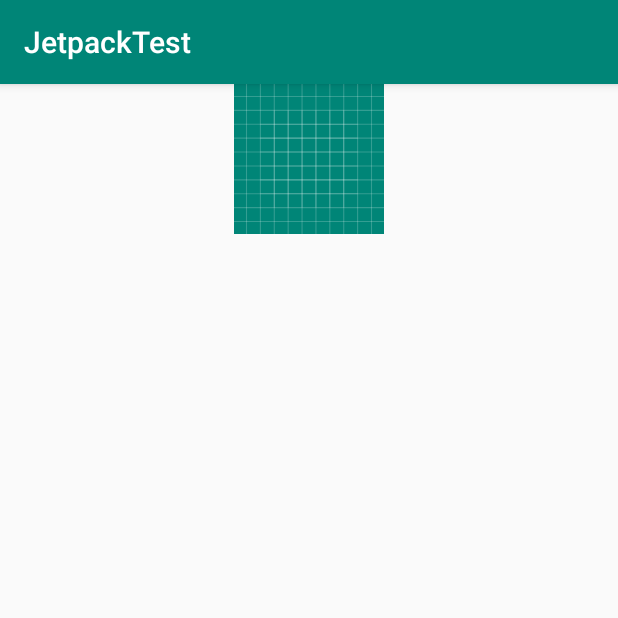
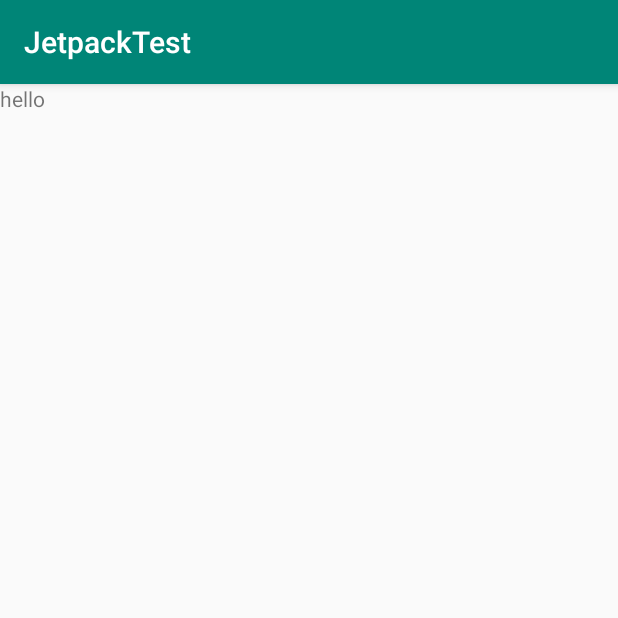
Before and after one commit to xingxingxiaoyu/JetpackTest, an Android app: the screen it shows after launch (HiltActivity before the commit, AnimatorActivity after it), on a phone screen of 412 x 824 dp, the top half of it. Run offline under Robolectric (Android 15) with nearby library versions, the light colour scheme and no system bars; our stand-ins replace Dagger/Hilt's generated code, Room's generated code; libraries missing offline, so code that uses them is left out: com.squareup.leakcanary; 1 statement that could not run was skipped.

Commit message:
animator

```diff
--- a/app/src/main/java/com/example/jetpacktest/BaseApplication.java
+++ b/app/src/main/java/com/example/jetpacktest/BaseApplication.java
@@ -24,6 +24,7 @@ public class BaseApplication extends Application {
                 this,
                 AppDatabase.class, "database-name"
         ).build();
+
         RefWatcher watcher = LeakCanary.install(this);
     }
 
--- /dev/null
+++ b/app/src/main/java/com/example/jetpacktest/animator/AnimatorActivity.kt
@@ -0,0 +1,23 @@
+package com.example.jetpacktest.animator
+
+import android.animation.ValueAnimator
+import android.os.Bundle
+import android.view.View
+import androidx.appcompat.app.AppCompatActivity
+import com.example.jetpacktest.R
+
+
+class AnimatorActivity : AppCompatActivity() {
+    override fun onCreate(savedInstanceState: Bundle?) {
+        super.onCreate(savedInstanceState)
+        setContentView(R.layout.activity_animator)
+        val tv: MyTextView = findViewById(R.id.tv_name)
+        tv.setOnClickListener(object : View.OnClickListener {
+            override fun onClick(v: View) {
+                val valueAnimator = ValueAnimator.ofInt(0, 300).setDuration(2000)
+                valueAnimator.addUpdateListener { animation -> v.setTranslationY((animation.animatedValue as Int).toFloat()) }
+                valueAnimator.start()
+            }
+        })
+    }
+}
--- /dev/null
+++ b/app/src/main/java/com/example/jetpacktest/animator/MyFrameLayout.java
@@ -0,0 +1,62 @@
+package com.example.jetpacktest.animator;
+
+import android.content.Context;
+import android.graphics.Canvas;
+import android.util.AttributeSet;
+import android.util.Log;
+import android.widget.FrameLayout;
+
+import androidx.annotation.NonNull;
+import androidx.annotation.Nullable;
+
+/**
+ * display:
+ *
+ * @author DELL3620
+ * @date 2020/10/14
+ */
+public class MyFrameLayout extends FrameLayout {
+    public static final String TAG = "MyFrameLayout";
+    public MyFrameLayout(@NonNull Context context) {
+        super(context);
+    }
+
+    public MyFrameLayout(@NonNull Context context, @Nullable AttributeSet attrs) {
+        super(context, attrs);
+    }
+
+    public MyFrameLayout(@NonNull Context context, @Nullable AttributeSet attrs, int defStyleAttr) {
+        super(context, attrs, defStyleAttr);
+    }
+
+    public MyFrameLayout(@NonNull Context context, @Nullable AttributeSet attrs, int defStyleAttr, int defStyleRes) {
+        super(context, attrs, defStyleAttr, defStyleRes);
+    }
+
+    @Override
+    protected void dispatchDraw(Canvas canvas) {
+        super.dispatchDraw(canvas);
+//        Log.d(TAG, "dispatchDraw: ", new RuntimeException());
+        Log.d(TAG, "dispatchDraw: ");
+    }
+
+
+    @Override
+    protected void onDraw(Canvas canvas) {
+        super.onDraw(canvas);
+        Log.d(TAG, "onDraw: ");
+    }
+
+
+    @Override
+    protected void onLayout(boolean changed, int left, int top, int right, int bottom) {
+        super.onLayout(changed, left, top, right, bottom);
+        Log.d(TAG, "onLayout: ");
+    }
+
+    @Override
+    protected void onMeasure(int widthMeasureSpec, int heightMeasureSpec) {
+        super.onMeasure(widthMeasureSpec, heightMeasureSpec);
+        Log.d(TAG, "onMeasure: ");
+    }
+}
--- /dev/null
+++ b/app/src/main/java/com/example/jetpacktest/animator/MyTextView.java
@@ -0,0 +1,61 @@
+package com.example.jetpacktest.animator;
+
+import android.content.Context;
+import android.graphics.Canvas;
+import android.util.AttributeSet;
+import android.util.Log;
+import android.widget.TextView;
+
+/**
+ * display:
+ *
+ * @author DELL3620
+ * @date 2020/10/14
+ */
+public class MyTextView extends androidx.appcompat.widget.AppCompatTextView {
+    public static final String TAG = "MyTextView";
+
+    public MyTextView(Context context) {
+        super(context);
+    }
+
+    public MyTextView(Context context, AttributeSet attrs) {
+        super(context, attrs);
+    }
+
+    public MyTextView(Context context, AttributeSet attrs, int defStyleAttr) {
+        super(context, attrs, defStyleAttr);
+    }
+
+    @Override
+    public void draw(Canvas canvas) {
+        super.draw(canvas);
+//        Log.d(TAG, "draw: ", new RuntimeException());
+        Log.d(TAG, "draw: ");
+    }
+
+    @Override
+    protected void onDraw(Canvas canvas) {
+        super.onDraw(canvas);
+        Log.d(TAG, "onDraw: ");
+    }
+
+    @Override
+    public void layout(int l, int t, int r, int b) {
+        super.layout(l, t, r, b);
+        Log.d(TAG, "layout: ");
+    }
+
+    @Override
+    protected void onLayout(boolean changed, int left, int top, int right, int bottom) {
+        super.onLayout(changed, left, top, right, bottom);
+        Log.d(TAG, "onLayout: ");
+    }
+
+    @Override
+    protected void onMeasure(int widthMeasureSpec, int heightMeasureSpec) {
+        super.onMeasure(widthMeasureSpec, heightMeasureSpec);
+        Log.d(TAG, "onMeasure: ");
+    }
+
+}
--- a/app/src/main/java/com/example/jetpacktest/hilt/HiltActivity.kt
+++ b/app/src/main/java/com/example/jetpacktest/hilt/HiltActivity.kt
@@ -2,11 +2,13 @@ package com.example.jetpacktest.hilt
 
 import androidx.appcompat.app.AppCompatActivity
 import android.os.Bundle
+import android.util.Log
 import com.bumptech.glide.Glide
 import com.bumptech.glide.request.RequestOptions
 import com.example.jetpacktest.R
 import dagger.hilt.android.AndroidEntryPoint
 import javax.inject.Inject
+import kotlin.reflect.KClass
 
 //@AndroidEntryPoint
 class HiltActivity : AppCompatActivity() {
@@ -17,9 +19,18 @@ class HiltActivity : AppCompatActivity() {
     override fun onCreate(savedInstanceState: Bundle?) {
         super.onCreate(savedInstanceState)
         setContentView(R.layout.activity_hilt)
-        Glide.with(applicationContext).load("https://img03.sogoucdn.com/net/a/04/link?url=https%3A%2F%2Fi02piccdn.sogoucdn.com%2Fd6c350b879b1e013&appid=122")
-            .apply(RequestOptions.errorOf(R.drawable.ic_launcher_background))
-            .into(findViewById(R.id.imageView))
 
     }
+
 }
+
+val TAG = "HiltActivity"
+
+fun String.logI() {
+    Log.d(TAG, "logI: " + this)
+}
+
+fun <T : Any> KClass<T>.get(owner: String? = null, fieldName: String): Object {
+    var declaredField = java.getDeclaredField(fieldName)
+    return declaredField.get(owner) as Object
+}
--- /dev/null
+++ b/app/src/main/res/layout/activity_animator.xml
@@ -0,0 +1,15 @@
+<?xml version="1.0" encoding="utf-8"?>
+<com.example.jetpacktest.animator.MyFrameLayout xmlns:android="http://schemas.android.com/apk/res/android"
+    xmlns:app="http://schemas.android.com/apk/res-auto"
+    xmlns:tools="http://schemas.android.com/tools"
+    android:layout_width="match_parent"
+    android:layout_height="match_parent"
+    tools:context=".animator.AnimatorActivity">
+
+    <com.example.jetpacktest.animator.MyTextView
+        android:id="@+id/tv_name"
+        android:layout_width="wrap_content"
+        android:layout_height="wrap_content"
+        android:text="hello"/>
+
+</com.example.jetpacktest.animator.MyFrameLayout>
```
Also changed, not shown: app/build.gradle (+5 -4 lines), app/src/main/AndroidManifest.xml (+13 -6 lines).
